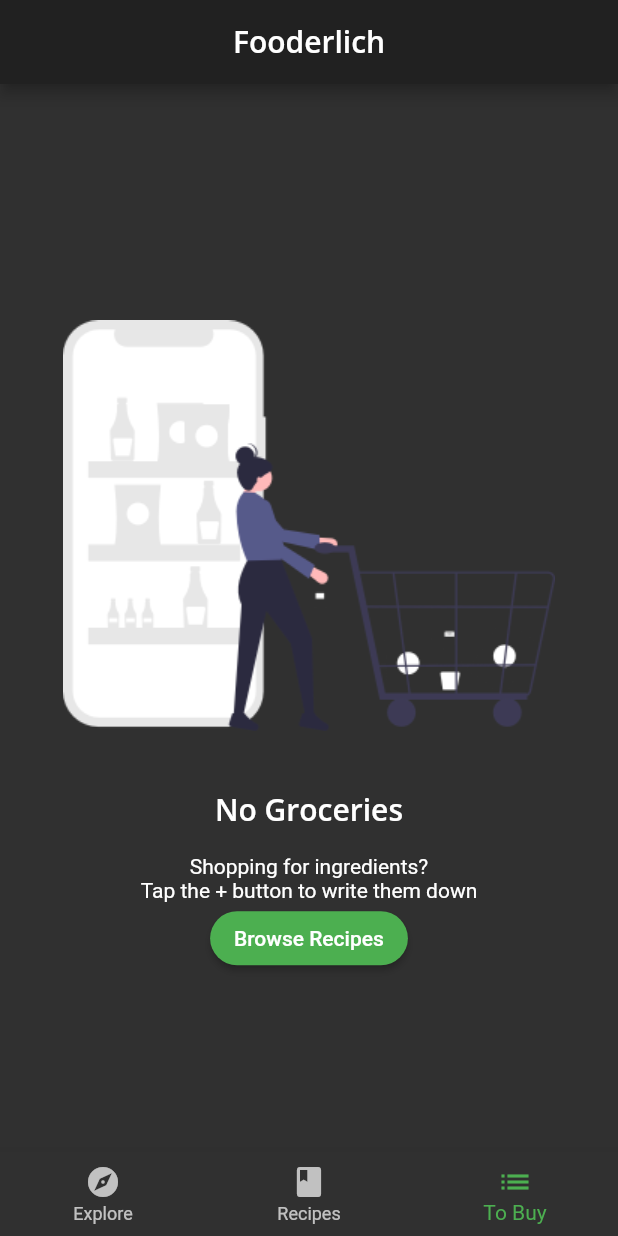
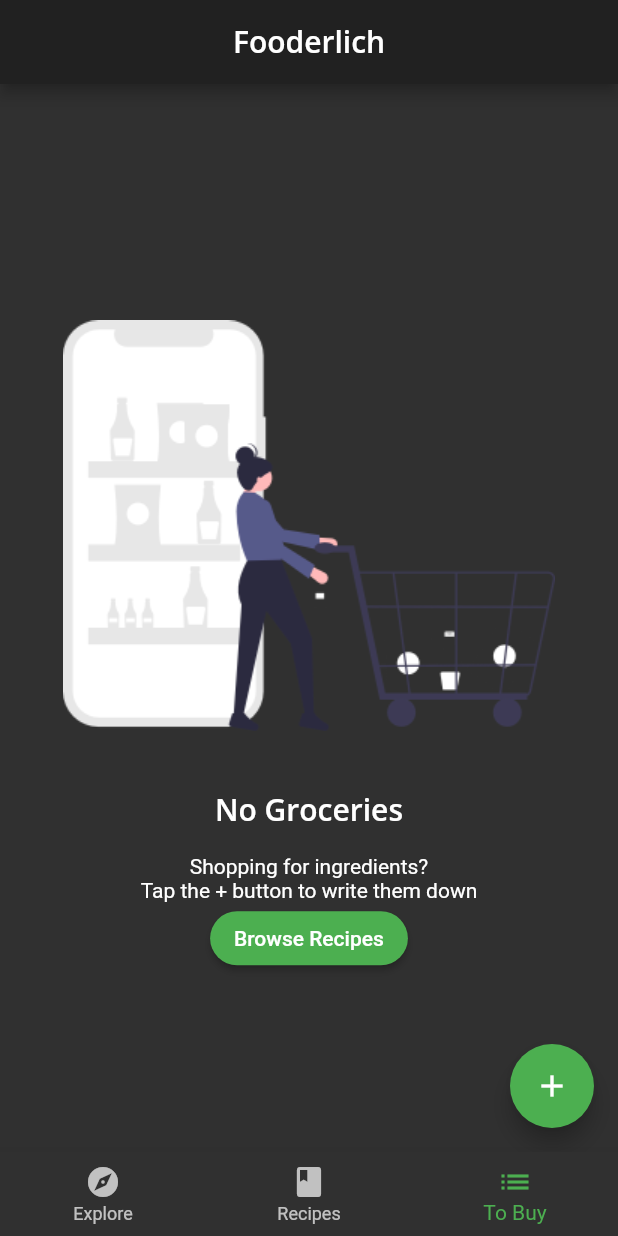
Before and after one commit to mrtenkorang/flutter-apprentice, a Flutter app: the screen it shows after launch, item 3 of the bottom bar chosen, on a phone screen of 412 x 824 dp. Run offline on Flutter 3.47's test engine with Material 2 defaults, Android fonts, the phone set to English and light mode, and no system bars; our stand-ins replace google_fonts; missing offline and left inert: dart:js.

Commit message:
Added more changes

```diff
--- a/flutter_apprentice/fooderlich/lib/components/recipes_grid_view.dart
+++ b/flutter_apprentice/fooderlich/lib/components/recipes_grid_view.dart
@@ -16,6 +16,7 @@ class RecipesGridView extends StatelessWidget {
         top: 16,
       ),
       child: GridView.builder(
+        itemCount: recipes.length,
         gridDelegate:
             const SliverGridDelegateWithFixedCrossAxisCount(crossAxisCount: 2),
         itemBuilder: (context, index) {
--- a/flutter_apprentice/fooderlich/lib/home.dart
+++ b/flutter_apprentice/fooderlich/lib/home.dart
@@ -1,6 +1,8 @@
 import 'package:flutter/material.dart';
+import 'package:fooderlich/models/models.dart';
 import 'package:fooderlich/screens/explore_screen.dart';
 import 'package:fooderlich/screens/grocery_screen.dart';
+import 'package:provider/provider.dart';
 import 'screens/recipe_screen.dart';
 
 class Home extends StatefulWidget {
@@ -11,7 +13,6 @@ class Home extends StatefulWidget {
 }
 
 class HomeState extends State<Home> {
-  int _selectedIndex = 0;
 
   static List<Widget> pages = <Widget>[
     ExploreScreen(),
@@ -19,14 +20,9 @@ class HomeState extends State<Home> {
     const GroceryScreen(),
   ];
 
-  void _onItemTapped(int index) {
-    setState(() {
-      _selectedIndex = index;
-    });
-  }
-
   @override
   Widget build(BuildContext context) {
+    return Consumer<TabManager>(builder: (context, tabManager, child){
       return Scaffold(
         appBar: AppBar(
           title: Center(
@@ -36,11 +32,12 @@ class HomeState extends State<Home> {
             ),
           ),
         ),
-      body: pages[_selectedIndex],
+        //TODO: replace body
+        body: pages[tabManager.selectedTab],
         bottomNavigationBar: BottomNavigationBar(
           selectedItemColor: Theme.of(context).textSelectionTheme.selectionColor,
-        currentIndex: _selectedIndex,
-        onTap: _onItemTapped,
+          currentIndex: tabManager.selectedTab,
+          onTap: (index)=>tabManager.goToTab(index),
           items: const <BottomNavigationBarItem>[
             BottomNavigationBarItem(
               icon: Icon(Icons.explore),
@@ -57,5 +54,6 @@ class HomeState extends State<Home> {
           ],
         ),
       );
+    });
   }
 }
--- a/flutter_apprentice/fooderlich/lib/main.dart
+++ b/flutter_apprentice/fooderlich/lib/main.dart
@@ -1,7 +1,8 @@
 import 'package:flutter/material.dart';
 import 'package:fooderlich/home.dart';
 import 'fooderlich_theme.dart';
-import '';
+import 'package:provider/provider.dart';
+import 'package:fooderlich/models/models.dart';
 
 void main() {
   // 1
@@ -20,7 +21,13 @@ class Fooderlich extends StatelessWidget {
       theme: theme,
       title: 'Fooderlich',
       // 4
-      home: Home(),
+      home: MultiProvider(
+        providers: [
+          ChangeNotifierProvider(create: (context)=> TabManager()),
+          ChangeNotifierProvider(create: (context)=>GroceryManager()),
+        ],
+        child: const Home(),
+      ),
     );
   }
 }
--- a/flutter_apprentice/fooderlich/lib/models/models.dart
+++ b/flutter_apprentice/fooderlich/lib/models/models.dart
@@ -4,3 +4,4 @@ export 'simple_recipe.dart';
 export 'explore_data.dart';
 export 'grocery_item_model.dart';
 export 'tab_manager.dart';
+export 'grocery_manager.dart';
--- a/flutter_apprentice/fooderlich/lib/screens/empty_grocery_screen.dart
+++ b/flutter_apprentice/fooderlich/lib/screens/empty_grocery_screen.dart
@@ -1,4 +1,6 @@
 import 'package:flutter/material.dart';
+import 'package:provider/provider.dart';
+import 'package:fooderlich/models/models.dart';
 
 class EmptyGroceryScreen extends StatelessWidget {
   const EmptyGroceryScreen({super.key});
@@ -34,7 +36,7 @@ class EmptyGroceryScreen extends StatelessWidget {
               ),
               color: Colors.green,
               onPressed: () {
-              // TODO: Go to Recipes Tab
+              Provider.of<TabManager>(context,listen: false).goToRecipes();
               },
               child: const Text('Browse Recipes'),
             ),
--- a/flutter_apprentice/fooderlich/lib/screens/grocery_screen.dart
+++ b/flutter_apprentice/fooderlich/lib/screens/grocery_screen.dart
@@ -1,4 +1,8 @@
+import 'dart:js';
+
 import 'package:flutter/material.dart';
+import 'package:fooderlich/models/grocery_manager.dart';
+import 'package:provider/provider.dart';
 import 'empty_grocery_screen.dart';
 
 class GroceryScreen extends StatelessWidget {
@@ -6,8 +10,26 @@ class GroceryScreen extends StatelessWidget {
 
   @override
   Widget build(BuildContext context) {
-    //TODO: Add a scaffold
-    return const EmptyGroceryScreen();
+    return Scaffold(
+      floatingActionButton: FloatingActionButton(
+        child: const Icon(Icons.add),
+        onPressed: (){
+          //TODO: Present groceryItemScreen
+        },
+      ),
+      body:  Container(
+        child: buildGroceryScreen(),
+      ),
+    );
   }
-  //TODO: Add buildGroceryScreen
+  Widget buildGroceryScreen(){
+    return Consumer<GroceryManager>(builder:(context, manager, child){
+      if(manager.groceryItems.isNotEmpty){
+        //TODO: Add groceryListScreen
+        return Container();
+      }else{
+        return const EmptyGroceryScreen();
+      }
+    });
+  }
 }
--- a/flutter_apprentice/fooderlich/pubspec.yaml
+++ b/flutter_apprentice/fooderlich/pubspec.yaml
@@ -38,6 +38,9 @@ dependencies:
   cupertino_icons: ^1.0.2
   google_fonts: ^4.0.3
   provider: ^6.0.5
+  flutter_colorpicker: ^1.0.3
+  intl: ^0.18.1
+  uuid: ^3.0.7
 
 dev_dependencies:
   flutter_test:
```
Also changed, not shown: flutter_apprentice/fooderlich/lib/models/grocery_item_model.dart (+13 -10 lines), flutter_apprentice/fooderlich/lib/models/grocery_manager.dart (added, +30 -0 lines), flutter_apprentice/fooderlich/lib/screens/grocery_item_screen.dart (added), flutter_apprentice/fooderlich/pubspec.lock, 1 other file. Lines whose indentation alone changed are shown as unchanged.
